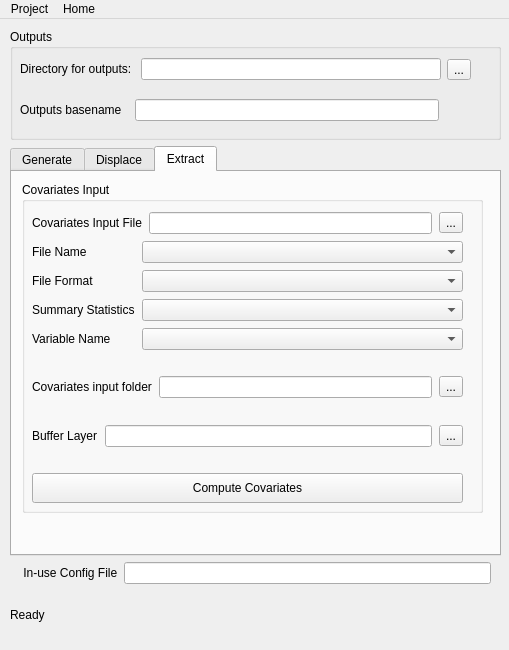
Above: plugin/mgp_mainwindow.ui from unicef-drp/mics-geocoding before the change. Below: the same form after it.
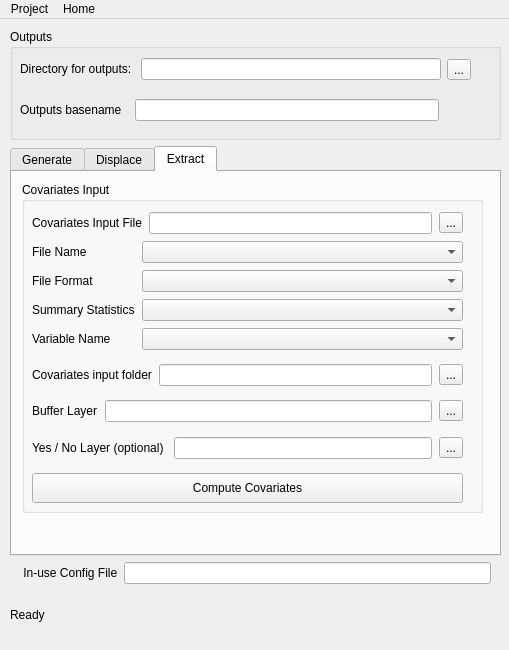
That is the form after the change. The open tabs and pages were chosen to show the change. Icons and pictures are not drawn.

Commit message: feat(cov): add yes no layer, dummy

```diff
--- a/plugin/mgp_mainwindow.ui
+++ b/plugin/mgp_mainwindow.ui
@@ -864,6 +864,55 @@
                </property>
               </spacer>
              </item>
+             <item>
+              <layout class="QHBoxLayout" name="horizontalLayoutRL_5">
+               <property name="sizeConstraint">
+                <enum>QLayout::SetNoConstraint</enum>
+               </property>
+               <property name="leftMargin">
+                <number>0</number>
+               </property>
+               <property name="topMargin">
+                <number>0</number>
+               </property>
+               <item>
+                <widget class="QLabel" name="yesnoLayerLabel">
+                 <property name="sizePolicy">
+                  <sizepolicy hsizetype="Preferred" vsizetype="Maximum">
+                   <horstretch>0</horstretch>
+                   <verstretch>0</verstretch>
+                  </sizepolicy>
+                 </property>
+                 <property name="text">
+                  <string>Yes / No Layer (optional) </string>
+                 </property>
+                </widget>
+               </item>
+               <item>
+                <widget class="QLineEdit" name="yesnoLayerLineEdit"/>
+               </item>
+               <item>
+                <widget class="QToolButton" name="yesnoLayerToolButton">
+                 <property name="text">
+                  <string>...</string>
+                 </property>
+                </widget>
+               </item>
+              </layout>
+             </item>
+             <item>
+              <spacer name="verticalSpacer_7">
+               <property name="orientation">
+                <enum>Qt::Vertical</enum>
+               </property>
+               <property name="sizeHint" stdset="0">
+                <size>
+                 <width>20</width>
+                 <height>40</height>
+                </size>
+               </property>
+              </spacer>
+             </item>
              <item>
               <widget class="QPushButton" name="computeCovariatesButton">
                <property name="minimumSize">
```
The commit also changes 7 other files.
